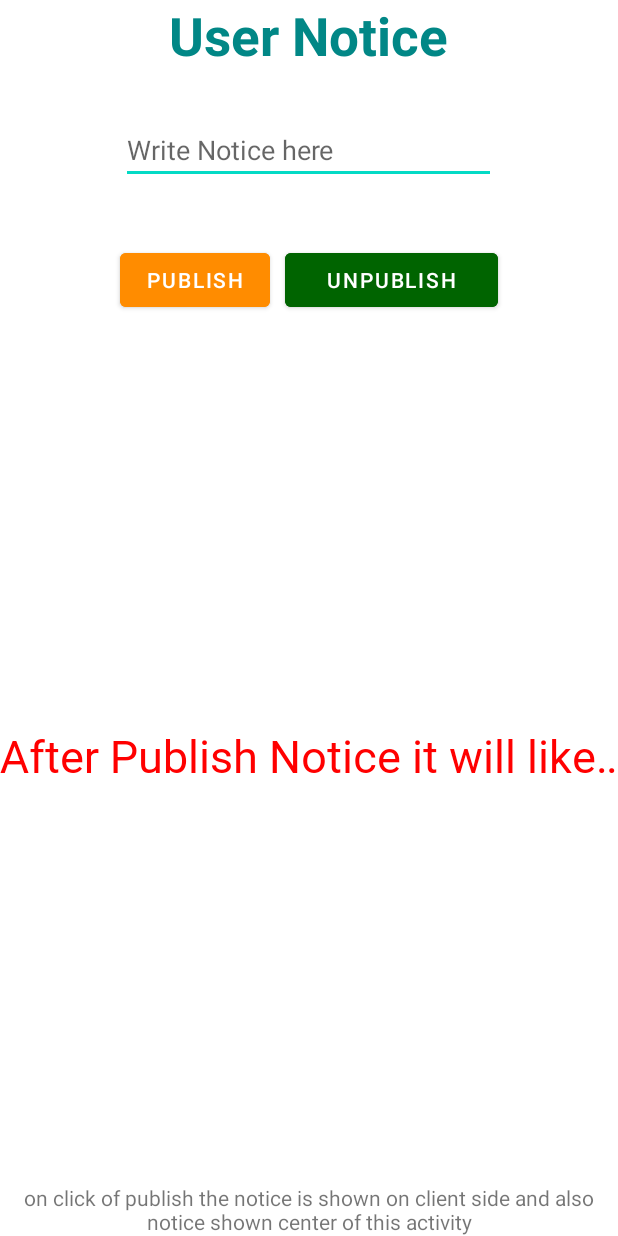
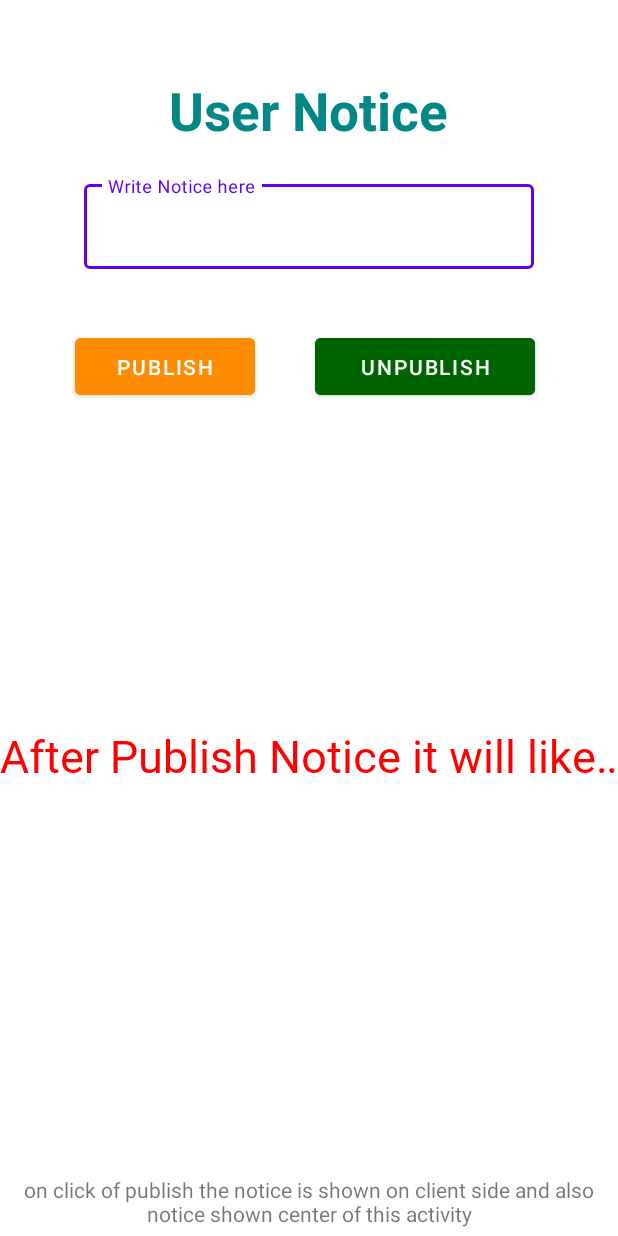
Before and after one commit to yogesh-bhanushali-24/The-Foodies-Admin, an Android app: the layout activity_notice.xml on its own in the app's theme, with its tools: preview values and no code run, on a phone screen of 412 x 824 dp. Run offline under Robolectric (Android 15) with nearby library versions, the phone set to English and light mode, and no system bars; Roboto replaces fonts that are not available here.

Commit message:
Notice complete

```diff
--- a/app/src/main/java/com/example/casestudyadmin/NoticeActivity.java
+++ b/app/src/main/java/com/example/casestudyadmin/NoticeActivity.java
@@ -11,6 +11,8 @@ import android.widget.EditText;
 import android.widget.TextView;
 import android.widget.Toast;
 
+import com.google.android.material.button.MaterialButton;
+import com.google.android.material.textview.MaterialTextView;
 import com.google.firebase.database.DataSnapshot;
 import com.google.firebase.database.DatabaseError;
 import com.google.firebase.database.DatabaseReference;
@@ -19,7 +21,7 @@ import com.google.firebase.database.ValueEventListener;
 
 public class NoticeActivity extends AppCompatActivity {
     private EditText note;
-    private Button pub, upub;
+    private MaterialButton pub, upub;
 
     FirebaseDatabase database;
     DatabaseReference reference;
@@ -30,6 +32,7 @@ public class NoticeActivity extends AppCompatActivity {
     protected void onCreate(Bundle savedInstanceState) {
         super.onCreate(savedInstanceState);
         setContentView(R.layout.activity_notice);
+        getSupportActionBar().hide();
 
         note = findViewById(R.id.EditNotice);
         pub = findViewById(R.id.publish);
--- a/app/src/main/res/layout/activity_notice.xml
+++ b/app/src/main/res/layout/activity_notice.xml
@@ -15,39 +15,55 @@
         android:textSize="35dp"
         android:textStyle="bold"
         android:textColor="@color/teal_700"
-        android:layout_centerHorizontal="true" />
+        android:layout_centerHorizontal="true"
+        android:layout_marginTop="50dp" />
 
-    <EditText
-        android:id="@+id/EditNotice"
-        android:layout_width="250dp"
+
+    <com.google.android.material.textfield.TextInputLayout
+        android:id="@+id/textField"
+        android:layout_width="wrap_content"
         android:layout_height="wrap_content"
+        android:hint="Write Notice here"
+        android:layout_below="@+id/lblNotice"
         android:layout_centerHorizontal="true"
-        android:layout_below="@+id/lblNotice"
-        android:hint="Write Notice here"
-        android:layout_marginTop="30dp" />
+        style="@style/Widget.MaterialComponents.TextInputLayout.OutlinedBox"
+        android:layout_marginTop="20dp">
+
+        <com.google.android.material.textfield.TextInputEditText
+            android:id="@+id/EditNotice"
+            android:layout_width="300dp"
+            android:layout_height="wrap_content"
+            android:layout_centerHorizontal="true"
+            android:layout_below="@+id/lblNotice"
+            android:layout_marginTop="30dp"
+
+            />
+
+    </com.google.android.material.textfield.TextInputLayout>
+
 
     <com.google.android.material.button.MaterialButton
         android:id="@+id/publish"
-        android:layout_width="100dp"
-        android:layout_height="wrap_content"
+        android:layout_width="120dp"
+        android:layout_height="50dp"
         android:text="Publish"
         android:backgroundTint="#FF8C00"
-        android:layout_below="@+id/EditNotice"
-        android:layout_marginLeft="80dp"
-        android:layout_marginTop="40dp" />
+        android:layout_marginLeft="50dp"
+        android:layout_marginTop="40dp"
+        android:layout_below="@+id/textField" />
 
     <com.google.android.material.button.MaterialButton
         android:id="@+id/unpublish"
-        android:layout_width="100dp"
-        android:layout_height="wrap_content"
+        android:layout_width="105dp"
+        android:layout_height="50dp"
         android:text="UnPublish"
         android:backgroundTint="#006400"
-        android:layout_below="@+id/EditNotice"
         android:layout_alignParentRight="true"
         android:layout_marginTop="40dp"
-        android:layout_marginRight="80dp"
-        android:layout_marginLeft="10dp"
+        android:layout_marginRight="55dp"
+        android:layout_marginLeft="40dp"
         android:layout_toRightOf="@+id/publish"
+        android:layout_below="@+id/textField"
 
         />
 
@@ -76,7 +92,8 @@
         android:layout_height="wrap_content"
         android:text="on click of publish the notice is shown on client side and also notice shown center of this activity"
         android:layout_alignParentBottom="true"
-        android:textAlignment="center" />
+        android:textAlignment="center"
+        android:layout_marginBottom="5dp" />
 
 
 </RelativeLayout>
```
